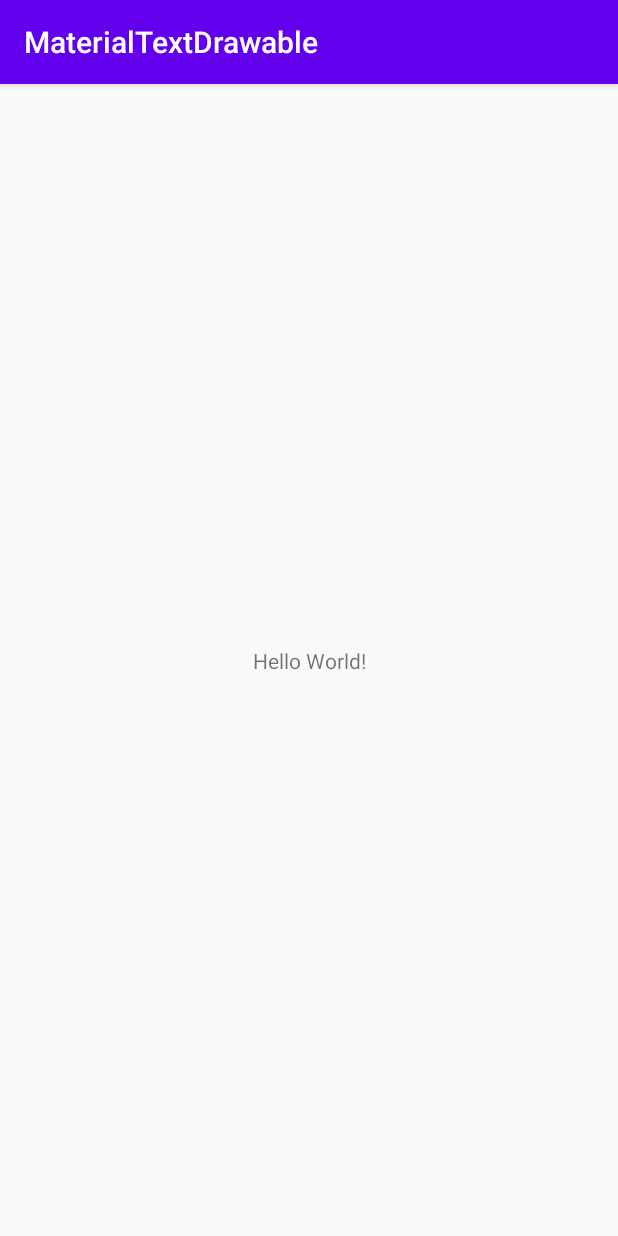
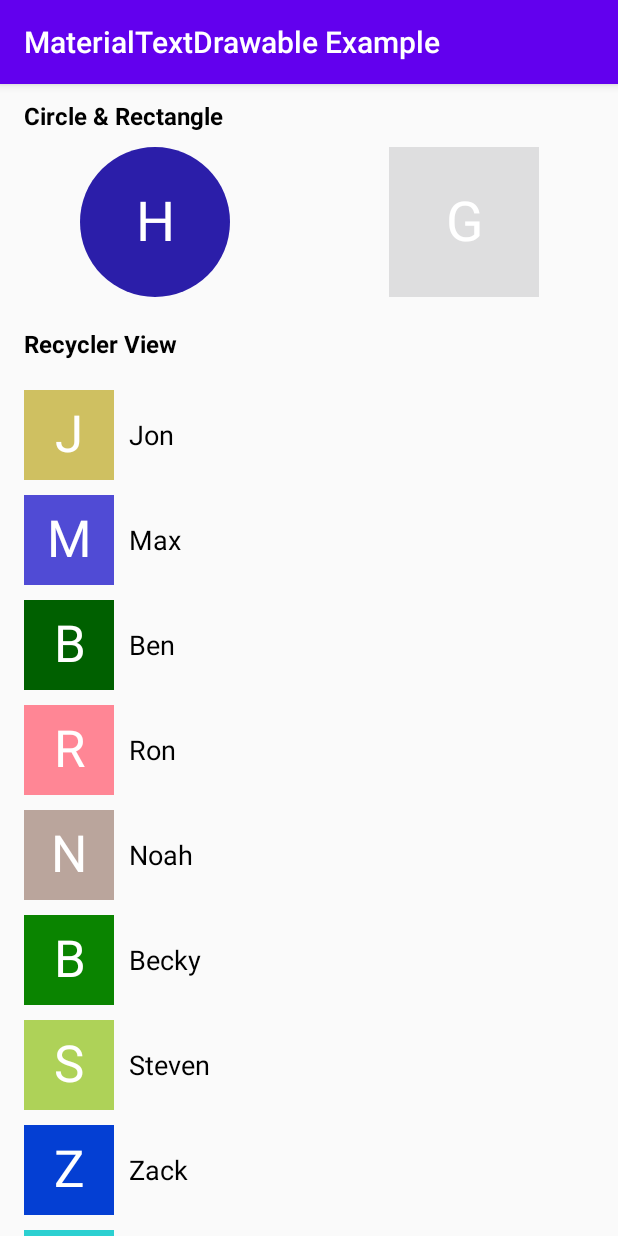
Before and after one commit to adwardstark/materialtextdrawable-for-android, an Android app: the screen it shows after launch (MainActivity), on a phone screen of 412 x 824 dp. Run offline under Robolectric (Android 15) with nearby library versions, the light colour scheme and no system bars.

Commit message:
Added materialtextdrawable with builder and example-app

```diff
--- a/app/src/main/java/com/adwardstark/materialtextdrawable/MainActivity.kt
+++ b/app/src/main/java/com/adwardstark/materialtextdrawable/MainActivity.kt
@@ -2,10 +2,56 @@ package com.adwardstark.materialtextdrawable
 
 import androidx.appcompat.app.AppCompatActivity
 import android.os.Bundle
+import androidx.recyclerview.widget.DefaultItemAnimator
+import androidx.recyclerview.widget.LinearLayoutManager
+import androidx.recyclerview.widget.RecyclerView
+import com.adwardstark.materialtextdrawable.components.AvatarAdapter
+import com.adwardstark.materialtextdrawable.databinding.ActivityMainBinding
+import com.adwardstark.mtextdrawable.MaterialTextDrawable
 
 class MainActivity : AppCompatActivity() {
+
+    private lateinit var viewBinder: ActivityMainBinding
+
+    private val listOfNames: Array<String> = arrayOf("Jon", "Max", "Ben" ,
+        "Ron", "Noah", "Becky", "Steven", "Zack", "Aron", "Ryan", "Julia")
+
     override fun onCreate(savedInstanceState: Bundle?) {
         super.onCreate(savedInstanceState)
-        setContentView(R.layout.activity_main)
+        viewBinder = ActivityMainBinding.inflate(layoutInflater)
+        setContentView(viewBinder.root)
+    }
+
+    override fun onPostCreate(savedInstanceState: Bundle?) {
+        super.onPostCreate(savedInstanceState)
+        init()
+    }
+
+    private fun init() {
+        val textDrawable1 = MaterialTextDrawable
+            .with(this)
+            .text("Hello")
+            .colorMode(MaterialTextDrawable.MaterialColorMode.DARK)
+            .getDrawable()
+
+        viewBinder.avatarIcon1.setImageDrawable(textDrawable1)
+
+        val textDrawable2 = MaterialTextDrawable
+            .with(this)
+            .text("Goodbye")
+            .colorMode(MaterialTextDrawable.MaterialColorMode.LIGHT)
+            .shape(MaterialTextDrawable.MaterialShape.RECTANGLE)
+            .getDrawable()
+
+        viewBinder.avatarIcon2.setImageDrawable(textDrawable2)
+
+        viewBinder.avatarRecView.apply {
+            layoutManager = LinearLayoutManager(context, RecyclerView.VERTICAL, false)
+            itemAnimator = DefaultItemAnimator()
+            adapter =
+                AvatarAdapter(
+                    listOfNames
+                )
+        }
     }
 }
--- /dev/null
+++ b/app/src/main/java/com/adwardstark/materialtextdrawable/components/AvatarAdapter.kt
@@ -0,0 +1,30 @@
+package com.adwardstark.materialtextdrawable.components
+
+import android.view.LayoutInflater
+import android.view.ViewGroup
+import androidx.recyclerview.widget.RecyclerView
+import com.adwardstark.materialtextdrawable.R
+
+/**
+ * Created by Aditya Awasthi on 28/09/20.
+ * @author github.com/adwardstark
+ */
+
+class AvatarAdapter(private val listOfNames: Array<String>): RecyclerView.Adapter<AvatarViewHolder>() {
+
+    override fun onCreateViewHolder(parent: ViewGroup, viewType: Int): AvatarViewHolder {
+        return AvatarViewHolder(
+            LayoutInflater.from(parent.context)
+                .inflate(
+                    R.layout.layout_avatar_item, parent, false
+                )
+        )
+    }
+
+    override fun getItemCount(): Int = listOfNames.size
+
+    override fun onBindViewHolder(holder: AvatarViewHolder, position: Int) {
+        holder.bind(listOfNames[position])
+    }
+
+}
--- /dev/null
+++ b/app/src/main/java/com/adwardstark/materialtextdrawable/components/AvatarViewHolder.kt
@@ -0,0 +1,28 @@
+package com.adwardstark.materialtextdrawable.components
+
+import android.view.View
+import androidx.recyclerview.widget.RecyclerView
+import com.adwardstark.mtextdrawable.MaterialTextDrawable
+import kotlinx.android.synthetic.main.layout_avatar_item.view.*
+
+/**
+ * Created by Aditya Awasthi on 28/09/20.
+ * @author github.com/adwardstark
+ */
+
+class AvatarViewHolder(itemView: View): RecyclerView.ViewHolder(itemView) {
+
+    internal fun bind(username: String) {
+        itemView.apply {
+            avatarText.text = username
+
+            val textDrawable = MaterialTextDrawable
+                .with(context)
+                .text(username)
+                .textSize(140)
+                .getDrawable()
+
+            avatarIcon.setImageDrawable(textDrawable)
+        }
+    }
+}
--- a/app/src/main/res/layout/activity_main.xml
+++ b/app/src/main/res/layout/activity_main.xml
@@ -1,18 +1,63 @@
 <?xml version="1.0" encoding="utf-8"?>
-<androidx.constraintlayout.widget.ConstraintLayout xmlns:android="http://schemas.android.com/apk/res/android"
-    xmlns:app="http://schemas.android.com/apk/res-auto"
+<LinearLayout xmlns:android="http://schemas.android.com/apk/res/android"
     xmlns:tools="http://schemas.android.com/tools"
     android:layout_width="match_parent"
     android:layout_height="match_parent"
+    android:orientation="vertical"
     tools:context=".MainActivity">
 
     <TextView
-        android:layout_width="wrap_content"
+        android:layout_width="match_parent"
         android:layout_height="wrap_content"
-        android:text="Hello World!"
-        app:layout_constraintBottom_toBottomOf="parent"
-        app:layout_constraintLeft_toLeftOf="parent"
-        app:layout_constraintRight_toRightOf="parent"
-        app:layout_constraintTop_toTopOf="parent" />
+        android:text="@string/circle_rectangle_ex"
+        android:textColor="@android:color/black"
+        android:layout_marginStart="16dp"
+        android:layout_marginTop="10dp"
+        android:textSize="16sp"
+        android:textStyle="bold"
+        />
 
-</androidx.constraintlayout.widget.ConstraintLayout>
+    <LinearLayout
+        android:layout_width="match_parent"
+        android:layout_height="wrap_content"
+        tools:ignore="ContentDescription"
+        android:orientation="horizontal">
+
+        <ImageView
+            android:layout_width="0dp"
+            android:layout_height="120dp"
+            android:layout_weight="1"
+            android:id="@+id/avatarIcon1"
+            android:scaleType="center"
+            />
+
+        <ImageView
+            android:layout_width="0dp"
+            android:layout_height="120dp"
+            android:layout_weight="1"
+            android:id="@+id/avatarIcon2"
+            android:scaleType="center"
+            />
+
+    </LinearLayout>
+
+    <TextView
+        android:layout_width="match_parent"
+        android:layout_height="wrap_content"
+        android:text="@string/recycler_view_ex"
+        android:textColor="@android:color/black"
+        android:layout_marginStart="16dp"
+        android:layout_marginTop="10dp"
+        android:layout_marginBottom="10dp"
+        android:textSize="16sp"
+        android:textStyle="bold"
+        />
+
+    <androidx.recyclerview.widget.RecyclerView
+        android:layout_width="match_parent"
+        android:layout_height="match_parent"
+        android:id="@+id/avatarRecView"
+        android:paddingTop="10dp"
+        />
+
+</LinearLayout>
--- /dev/null
+++ b/app/src/main/res/layout/layout_avatar_item.xml
@@ -0,0 +1,32 @@
+<?xml version="1.0" encoding="utf-8"?>
+<LinearLayout xmlns:android="http://schemas.android.com/apk/res/android"
+    xmlns:tools="http://schemas.android.com/tools"
+    android:orientation="horizontal"
+    android:layout_width="match_parent"
+    android:layout_height="wrap_content"
+    android:layout_marginBottom="10dp"
+    tools:ignore="UseCompoundDrawables">
+
+    <ImageView
+        android:layout_width="60dp"
+        android:layout_height="60dp"
+        android:id="@+id/avatarIcon"
+        android:scaleType="center"
+        android:layout_marginStart="16dp"
+        tools:ignore="ContentDescription" />
+
+    <TextView
+        android:layout_width="match_parent"
+        android:layout_height="wrap_content"
+        android:singleLine="true"
+        android:ellipsize="end"
+        android:textSize="18sp"
+        android:layout_gravity="center"
+        android:layout_marginStart="10dp"
+        android:layout_marginEnd="16dp"
+        tools:text="Hello"
+        android:id="@+id/avatarText"
+        android:textColor="@android:color/black"
+        />
+
+</LinearLayout>
--- a/app/src/main/res/values/strings.xml
+++ b/app/src/main/res/values/strings.xml
@@ -1,3 +1,6 @@
 <resources>
-    <string name="app_name">MaterialTextDrawable</string>
+    <string name="app_name">MaterialTextDrawable Example</string>
+
+    <string name="circle_rectangle_ex">Circle &amp; Rectangle</string>
+    <string name="recycler_view_ex">Recycler View</string>
 </resources>
--- a/build.gradle
+++ b/build.gradle
@@ -14,6 +14,7 @@ buildscript {
         // Standard Libraries
         corektx_version = "1.3.1"
         appcompat_version = "1.2.0"
+        recyclerview_version = "1.1.0"
 
         // Material Text Drawable
         lib_version = "1.0"
--- a/mtextdrawable/src/main/AndroidManifest.xml
+++ b/mtextdrawable/src/main/AndroidManifest.xml
@@ -1,5 +1,3 @@
 <manifest xmlns:android="http://schemas.android.com/apk/res/android"
     package="com.adwardstark.mtextdrawable">
-
-    /
 </manifest>
--- /dev/null
+++ b/mtextdrawable/src/main/java/com/adwardstark/mtextdrawable/ColorGenerator.kt
@@ -0,0 +1,67 @@
+package com.adwardstark.mtextdrawable
+
+import java.util.*
+
+/**
+ * Created by Aditya Awasthi on 28/09/20.
+ * @author github.com/adwardstark
+ */
+
+internal class ColorGenerator(colorMode: Int = 700) {
+
+    private val randomiser: Stack<Int> = Stack()
+    private val colors: Stack<Int> = Stack()
+
+    init {
+        if (colorMode==700){
+            randomiser.addAll(
+                //A 700
+                listOf(
+                    -0xd32f2f, -0xC2185B, -0x7B1FA2, -0x512DA8,
+                    -0x303F9F, -0x1976D2, -0x0288D1, -0x0097A7,
+                    -0x00796B, -0x388E3C, -0x689F38, -0xAFB42B,
+                    -0xFBC02D, -0xFFA000, -0xF57C00,  -0xE64A19,
+                    -0x5D4037, -0x616161, -0x455A64
+                )
+            )
+        }
+
+        //A400
+        if(colorMode==400){
+            randomiser.addAll(
+                listOf(
+                    -0xef5350, -0xEC407A, -0xAB47BC, -0x7E57C2,
+                    -0x5C6BC0, -0x42A5F5, -0x29B6F6, -0x26C6DA,
+                    -0x26A69A, -0x66BB6A, -0x9CCC65, -0xD4E157,
+                    -0xFFEE58, -0xFFCA28, -0xFFA726, -0xFF7043,
+                    -0x8D6E63, -0xBDBDBD, -0x78909C
+                )
+            )
+        }
+
+        //A900
+        if(colorMode==900){
+            randomiser.addAll(
+                listOf(
+                    -0xb71c1c, -0x880E4F, -0x4A148C, -0x311B92,
+                    -0x1A237E, -0x0D47A1, -0x01579B, -0x006064,
+                    -0x004D40, -0x1B5E20, -0x33691E, -0x827717,
+                    -0xF57F17, -0xFF6F00, -0xE65100, -0xBF360C,
+                    -0x3E2723, -0x212121, -0x263238
+                )
+            )
+        }
+
+    }
+
+    fun getRandomColor(): Int {
+        if(colors.size == 0) {
+            while (!randomiser.isEmpty()) colors.push(randomiser.pop())
+            Collections.shuffle(colors)
+        }
+        val color: Int = colors.pop()
+        randomiser.push(color)
+        return color
+    }
+
+}
--- /dev/null
+++ b/mtextdrawable/src/main/java/com/adwardstark/mtextdrawable/MaterialTextDrawable.kt
@@ -0,0 +1,161 @@
+package com.adwardstark.mtextdrawable
+
+import android.content.Context
+import android.graphics.*
+import android.graphics.drawable.BitmapDrawable
+import android.graphics.Bitmap.Config.ARGB_8888
+import android.text.TextPaint
+import java.lang.NullPointerException
+import java.util.*
+
+/**
+ * Created by Aditya Awasthi on 28/09/20.
+ * @author github.com/adwardstark
+ */
+
+class MaterialTextDrawable private constructor(builder: Builder) {
+
+    companion object {
+        private const val MaterialDark = 400
+        private const val MaterialMedium = 700
+        private const val MaterialLight = 900
+
+        fun with(context: Context): Builder = Builder().with(context)
+    }
+
+    enum class MaterialShape {
+        CIRCLE,
+        RECTANGLE
+    }
+
+    enum class MaterialColorMode {
+        LIGHT,
+        MEDIUM,
+        DARK
+    }
+
+    private var context: Context
+    private var size: Int
+    private var colorMode: MaterialColorMode
+    private var drawableShape: MaterialShape
+    private var text: String
+
+    init {
+        this.context = builder.context
+        this.size = builder.size
+        this.colorMode = builder.colorMode
+        this.drawableShape = builder.drawableShape
+        this.text = builder.text
+    }
+
+    class Builder {
+
+        internal lateinit var context: Context
+        internal var size = 150
+        internal var colorMode: MaterialColorMode = MaterialColorMode.MEDIUM
+        internal var drawableShape: MaterialShape = MaterialShape.CIRCLE
+        internal var text: String = ""
+
+        fun with(context: Context): Builder {
+            this.context = context
+            return this
+        }
+
+        fun textSize(size: Int): Builder {
+            this.size = size
+            return this
+        }
+
+        fun shape(shape: MaterialShape): Builder {
+            this.drawableShape = shape
+            return this
+        }
+
+        fun colorMode(mode: MaterialColorMode): Builder {
+            this.colorMode = mode
+            return this
+        }
+
+        fun text(text: String): Builder {
+            this.text = text
+            return this
+        }
+
+        fun getDrawable(): BitmapDrawable {
+            if(text == ""){
+                throw NullPointerException("No text provided, " +
+                        "call text(<your_text>) before calling this method")
+            }
+            return MaterialTextDrawable(this).getTextDrawable()
+        }
+    }
+
+    private fun getTextDrawable(): BitmapDrawable {
+        val initials = if(text.length > 1){
+            getFirstChar(text)
+        } else {
+            text
+        }
+        val textPaint = textPainter(calculateTextSize(this.size))
+        val painter = Paint()
+        painter.isAntiAlias = true
+
+        if(drawableShape == MaterialShape.RECTANGLE) {
+            painter.color = ColorGenerator(getColorMode(colorMode)).getRandomColor()
+        } else {
+            painter.color = Color.TRANSPARENT
+        }
+
+        val areaRectangle = Rect(0, 0, size, size)
+        val bitmap = Bitmap.createBitmap(size, size, ARGB_8888)
+        val canvas = Canvas(bitmap)
+        canvas.drawRect(areaRectangle, painter)
+
+        if(drawableShape == MaterialShape.RECTANGLE) {
+            painter.color = Color.TRANSPARENT
+        } else {
+            painter.color = ColorGenerator(getColorMode(colorMode)).getRandomColor()
+        }
+
+        val bounds = RectF(areaRectangle)
+        bounds.right = textPaint.measureText(initials, 0, 1)
+        bounds.bottom = textPaint.descent() - textPaint.ascent()
+
+        bounds.left += (areaRectangle.width() - bounds.right) / 2.0f
+        bounds.top += (areaRectangle.height() - bounds.bottom) / 2.0f
+
+        canvas.drawCircle(size.toFloat() / 2, size.toFloat() / 2, size.toFloat() / 2, painter)
+        canvas.drawText(initials, bounds.left, bounds.top - textPaint.ascent(), textPaint)
+        return BitmapDrawable(context.resources, bitmap)
+    }
+
+    private fun calculateTextSize(size: Int): Float {
+        return (size / 4.125).toFloat()
+    }
+
+    private fun getFirstChar(text: String): String {
+        return text.first().toString().toUpperCase(Locale.ROOT)
+    }
+
+    private fun textPainter(size: Float): TextPaint {
+        val textPaint = TextPaint()
+        textPaint.isAntiAlias = true
+        textPaint.textSize = size * context.resources.displayMetrics.scaledDensity
+        textPaint.color = Color.WHITE
+        return textPaint
+    }
+
+    private fun getColorMode(mode: MaterialColorMode): Int {
+        return when(mode) {
+            MaterialColorMode.LIGHT -> {
+                MaterialLight
+            }
+            MaterialColorMode.MEDIUM -> {
+                MaterialMedium
+            }
+            MaterialColorMode.DARK -> {
+                MaterialDark
+            }
+        }
+    }
+}
```
Also changed, not shown: app/build.gradle (+7 -0 lines).
